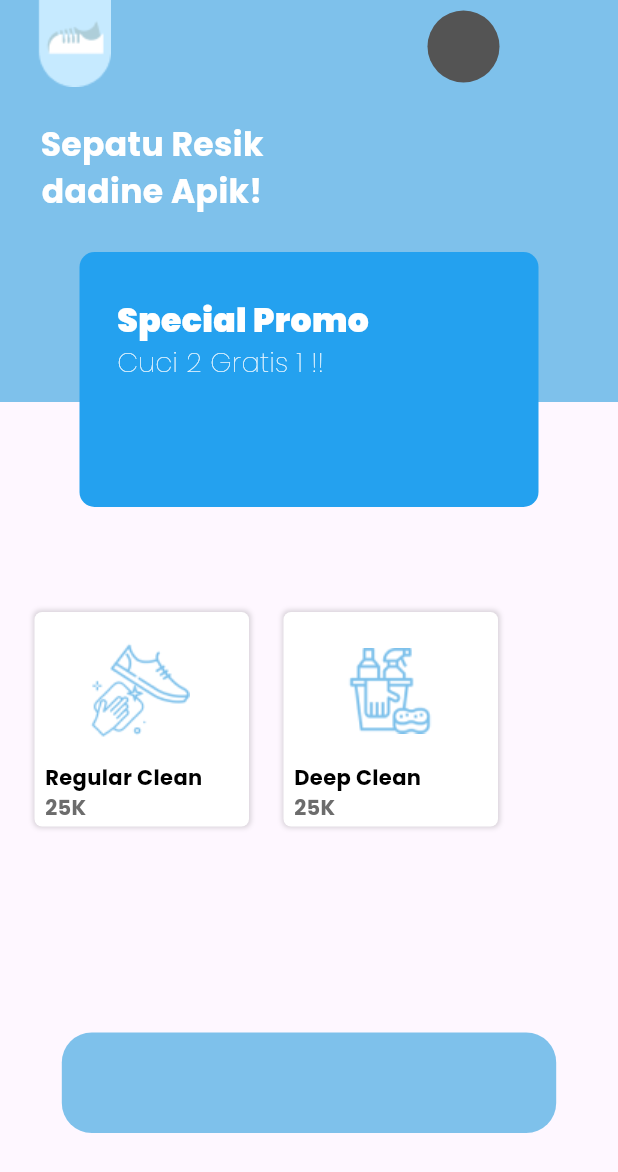
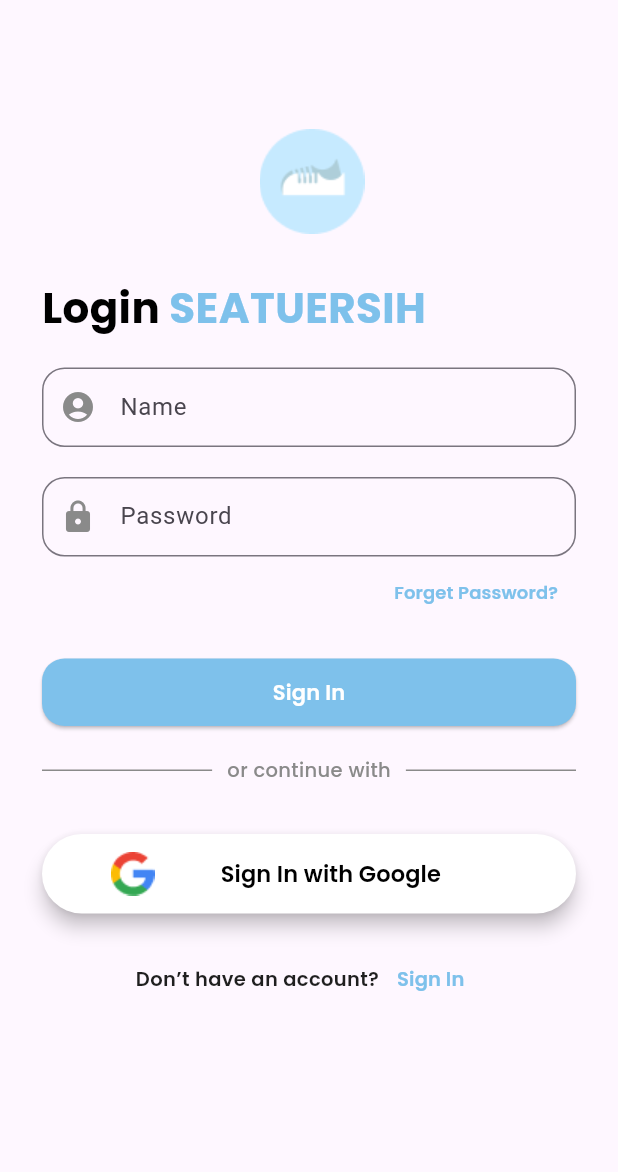
Before and after one commit to bawwaz/SeatuErsih, a Flutter app: the screen it shows after launch, on a phone screen of 412 x 824 dp. Shown: the top 1172 px of the screen. Run offline on Flutter 3.47's test engine with Material 3 defaults, Android fonts, the phone set to English and light mode, and no system bars; our stand-ins replace google_fonts.

Commit message:
style [DNA] add page ui login

```diff
--- a/lib/main.dart
+++ b/lib/main.dart
@@ -1,5 +1,6 @@
 import 'package:flutter/material.dart';
 import 'package:seatu_ersih/view/HomepageView.dart';
+import 'package:seatu_ersih/view/LoginpageView.dart';
 import 'widget/Homepage/HomepageBar.dart';
 
 void main() {
@@ -19,7 +20,7 @@ class MyApp extends StatelessWidget {
         colorScheme: ColorScheme.fromSeed(seedColor: Colors.deepPurple),
         useMaterial3: true,
       ),
-      home: const HomePage(),
+      home: const LoginPage(),
     );
   }
 }
--- /dev/null
+++ b/lib/view/LoginpageView.dart
@@ -0,0 +1,243 @@
+import 'package:flutter/material.dart';
+import 'package:google_fonts/google_fonts.dart';
+
+class LoginPage extends StatelessWidget {
+  const LoginPage({Key? key}) : super(key: key);
+
+  @override
+  Widget build(BuildContext context) {
+    return Scaffold(
+      body: Container(
+        margin: EdgeInsets.all(28),
+        child: SingleChildScrollView(
+          child: Column(
+            crossAxisAlignment: CrossAxisAlignment.start,
+            children: [
+              Padding(
+                padding: const EdgeInsets.only(top: 58, left: 145),
+                child: Image.asset("assets/img/icon-app.png"),
+              ),
+
+              SizedBox(
+                height: 29,
+              ),
+
+              Row(
+                children: [
+                  Text(
+                    "Login ",
+                    style: GoogleFonts.poppins(
+                      color: Color(0xFF000000),
+                      fontWeight: FontWeight.bold,
+                      fontSize: 28,
+                    ),
+                  ),
+                  Text(
+                    "SEATUERSIH",
+                    style: GoogleFonts.poppins(
+                      color: Color(0xFF7EC1EB),
+                      fontWeight: FontWeight.bold,
+                      fontSize: 28,
+                    ),
+                  ),
+                ],
+              ),
+
+              SizedBox(
+                height: 20,
+              ),
+
+              SizedBox(
+                width: double.infinity,
+                height: 53,
+                child: TextField(
+                  decoration: InputDecoration(
+                    border: OutlineInputBorder(
+                      borderRadius: BorderRadius.circular(15),
+                    ),
+                    labelText: "Name",
+                    prefixIcon: Icon(
+                      Icons.account_circle,
+                      color: Color(0xFF8A8A8A), // atur warna ikon
+                    ),
+                    labelStyle: TextStyle(
+                      // color: Color(0xFF8A8A8A), // atur warna teks
+                    ),
+                  ),
+                  style: TextStyle(
+                  ),
+                ),
+              ),
+
+
+              SizedBox(
+                height: 20,
+              ),
+
+              SizedBox(
+                width: double.infinity,
+                height: 53,
+                child: TextField(
+                  decoration: InputDecoration(
+                    border: OutlineInputBorder(
+                      borderRadius: BorderRadius.circular(15),
+                    ),
+                    labelText: "Password",
+                    prefixIcon: Icon(Icons.lock,
+                    color: Color(0xFF8A8A8A),),
+                  ),
+                ),
+              ),
+
+              // SizedBox(
+              //   height: 10,
+              // ),
+
+              Align(
+                alignment: Alignment.centerRight,
+                child: TextButton(onPressed: () {},
+                    child: Text("Forget Password?",
+                      style: GoogleFonts.poppins(
+                        color: Color(0xFF7EC1EB),
+                        fontWeight: FontWeight.w600,
+                        fontSize: 12,
+                      ),)),
+              ),
+
+              SizedBox(
+                height: 20,
+              ),
+
+              Center(
+                child: SizedBox(
+                  width: double.infinity,
+                  height: 45,
+                  child: ElevatedButton(
+                      onPressed: () {
+                      },
+                      style: ElevatedButton.styleFrom(
+                          backgroundColor: Color(0xFF7EC1EB),
+                          shape: RoundedRectangleBorder(
+                              borderRadius: BorderRadius.circular(15))),
+                      child: Text(
+                        "Sign In",
+                        style: GoogleFonts.poppins(
+                          color: Colors.white,
+                          fontWeight: FontWeight.w600,
+                        ),
+                      )),
+                ),
+              ),
+
+              SizedBox(
+                height: 20,
+              ),
+
+              Row(
+                children: [
+                  Expanded(
+                    child: Container(
+                      width: 99,
+                      height: 1,
+                      decoration: BoxDecoration(
+                        color: Color(0xFF8A8A8A),
+                      ),
+                    ),
+                  ),
+
+                  Padding(
+                    padding: const EdgeInsets.symmetric(horizontal: 10),
+                    child: Text(
+                      "or continue with",
+                      style: GoogleFonts.poppins(
+                        color: Color(0xFF8A8A8A),
+                        fontWeight: FontWeight.w500,
+                        fontSize: 13,
+                      ),
+                    ),
+                  ),
+
+                  Expanded(
+                    child: Container(
+                      width: 99,
+                      height: 1,
+                      decoration: BoxDecoration(
+                        color: Color(0xFF8A8A8A),
+                      ),
+                    ),
+                  ),
+                ],
+              ),
+
+              SizedBox(
+                height: 33,
+              ),
+
+              SizedBox(
+                  width: double.infinity,
+                  height: 53,
+                  child: ElevatedButton(
+                    onPressed: () {},
+                    style: ElevatedButton.styleFrom(
+                      backgroundColor: Color(0xFFFFFFFF),
+                      shape: RoundedRectangleBorder(
+                        borderRadius: BorderRadius.circular(30),
+                      ),
+                      elevation: 5, // Menentukan elevasi bayangan
+                      shadowColor: Colors.black, // Menentukan warna bayangan
+
+                    ),
+                    child: Row(
+                      mainAxisAlignment: MainAxisAlignment.spaceAround,
+                      children: [
+                        Image.asset("assets/img/google-icon.png"),
+                        Text(
+                          "Sign In with Google",
+                          style: GoogleFonts.poppins(
+                            color: Colors.black,
+                            fontWeight: FontWeight.w600,
+                            fontSize: 15,
+                          ),
+                        ),
+                        Container(),
+                      ],
+                    ),
+                  )
+              ),
+
+              SizedBox(
+                height: 20,
+              ),
+
+              Row(
+                mainAxisAlignment: MainAxisAlignment.center,
+                children: [
+                  Text(
+                    "Don’t have an account?",
+                    style: GoogleFonts.poppins(
+                      color: Color(0xFF1F1F1F),
+                      fontWeight: FontWeight.w600,
+                      fontSize: 13,
+                    ),
+                  ),
+
+                  TextButton(onPressed: () {
+                  },
+                      child: Text("Sign In",
+                        style: GoogleFonts.poppins(
+                          color: Color(0xFF7EC1EB),
+                          fontWeight: FontWeight.w600,
+                          fontSize: 13,
+                        ),)),
+                ],
+              ),
+
+
+
+            ],
+          ),
+        ),
+      ),
+    );
+  }
+}
--- a/pubspec.yaml
+++ b/pubspec.yaml
@@ -5,7 +5,7 @@ publish_to: 'none' # Remove this line if you wish to publish to pub.dev
 version: 1.0.0+1
 
 environment:
-  sdk: '>=3.2.6 <4.0.0'
+  sdk: '>=3.0.6 <4.0.0'
 
 dependencies:
   flutter:
@@ -17,7 +17,7 @@ dependencies:
 dev_dependencies:
   flutter_test:
     sdk: flutter
-  flutter_lints: ^2.0.0
+#  flutter_lints: ^2.0.0
 
 flutter:
   uses-material-design: true
```
Also changed, not shown: assets/img/google-icon.png (added), assets/img/icon-app.png (added), pubspec.lock.
